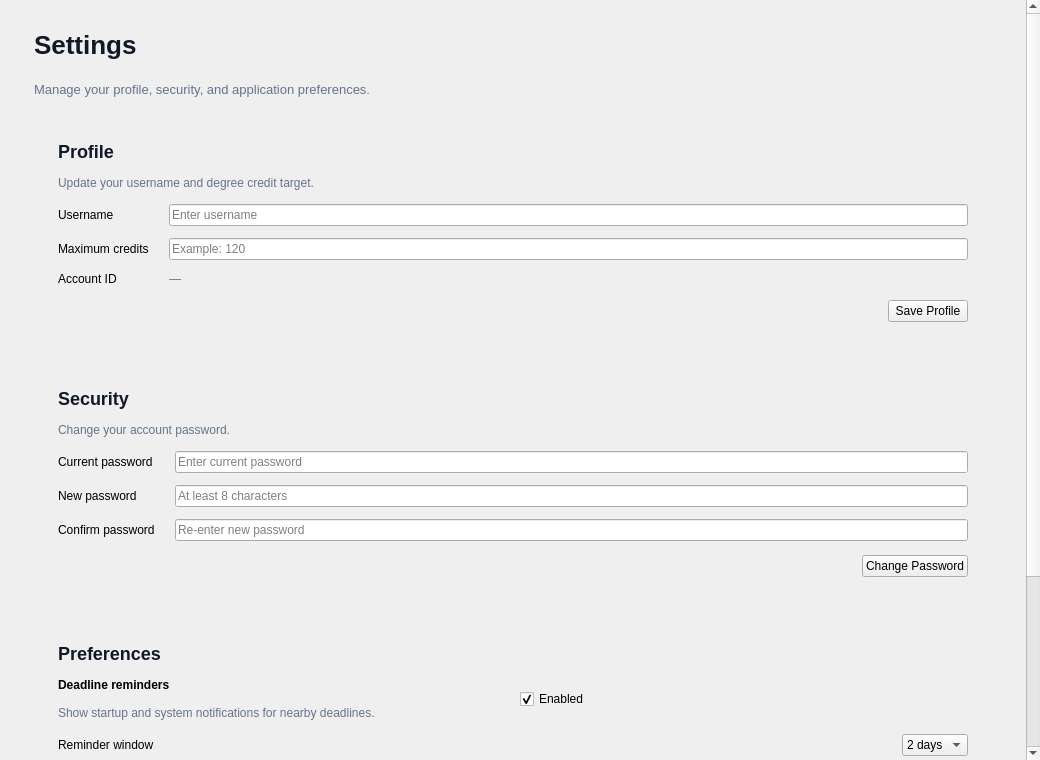
GeoReaidy/SemesterTracker, file settingswindow.ui: the form before one commit.
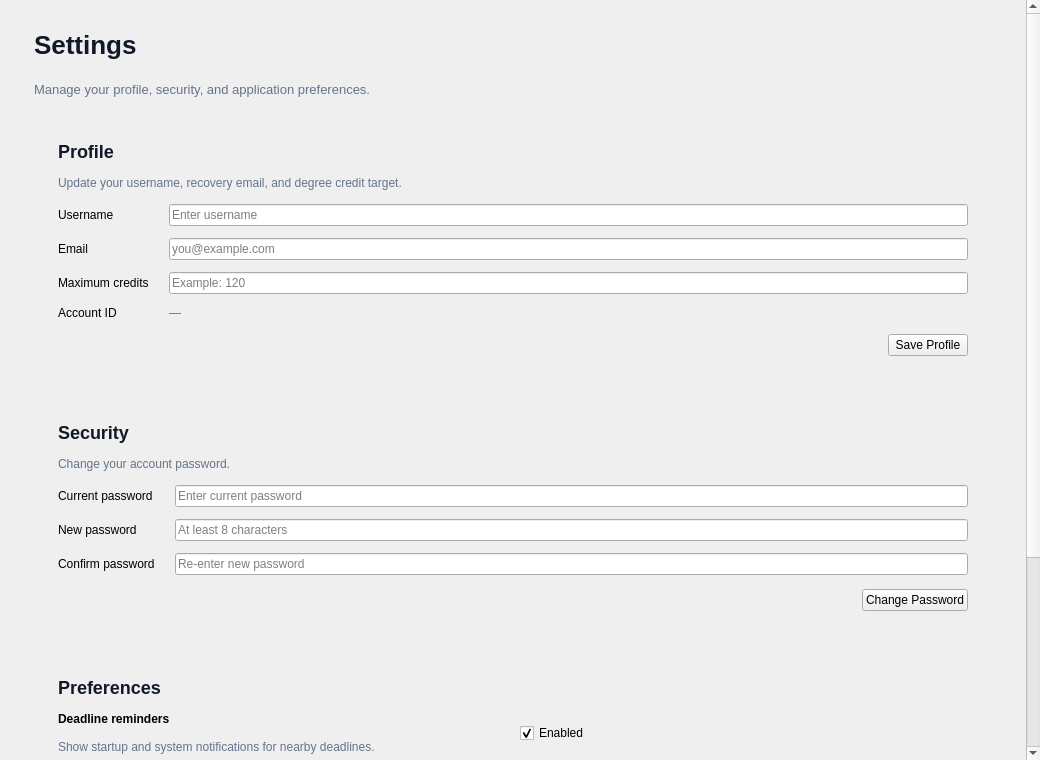
The form after the commit.

Diff of the .ui file:
```diff
--- a/settingswindow.ui
+++ b/settingswindow.ui
@@ -52,7 +52,7 @@
         <x>0</x>
         <y>0</y>
         <width>1038</width>
-        <height>920</height>
+        <height>970</height>
        </rect>
       </property>
       <layout class="QVBoxLayout" name="contentLayout">
@@ -125,7 +125,7 @@
              <string notr="true">color: #64748b; font-size: 12px;</string>
             </property>
             <property name="text">
-             <string>Update your username and degree credit target.</string>
+             <string>Update your username, recovery email, and degree credit target.</string>
             </property>
            </widget>
           </item>
@@ -152,27 +152,44 @@
              </widget>
             </item>
             <item row="1" column="0">
+             <widget class="QLabel" name="emailLabel">
+              <property name="text">
+               <string>Email</string>
+              </property>
+             </widget>
+            </item>
+            <item row="1" column="1">
+             <widget class="QLineEdit" name="emailLineEdit">
+              <property name="placeholderText">
+               <string>you@example.com</string>
+              </property>
+              <property name="clearButtonEnabled">
+               <bool>true</bool>
+              </property>
+             </widget>
+            </item>
+            <item row="2" column="0">
              <widget class="QLabel" name="maximumCreditsLabel">
               <property name="text">
                <string>Maximum credits</string>
               </property>
              </widget>
             </item>
-            <item row="1" column="1">
+            <item row="2" column="1">
              <widget class="QLineEdit" name="maximumCreditsLineEdit">
               <property name="placeholderText">
                <string>Example: 120</string>
               </property>
              </widget>
             </item>
-            <item row="2" column="0">
+            <item row="3" column="0">
              <widget class="QLabel" name="accountIdLabel">
               <property name="text">
                <string>Account ID</string>
               </property>
              </widget>
             </item>
-            <item row="2" column="1">
+            <item row="3" column="1">
              <widget class="QLabel" name="accountIdValueLabel">
               <property name="styleSheet">
                <string notr="true">color: #64748b;</string>
```
Left out of the diff: 6 changed lines with no effect on the pictures.
